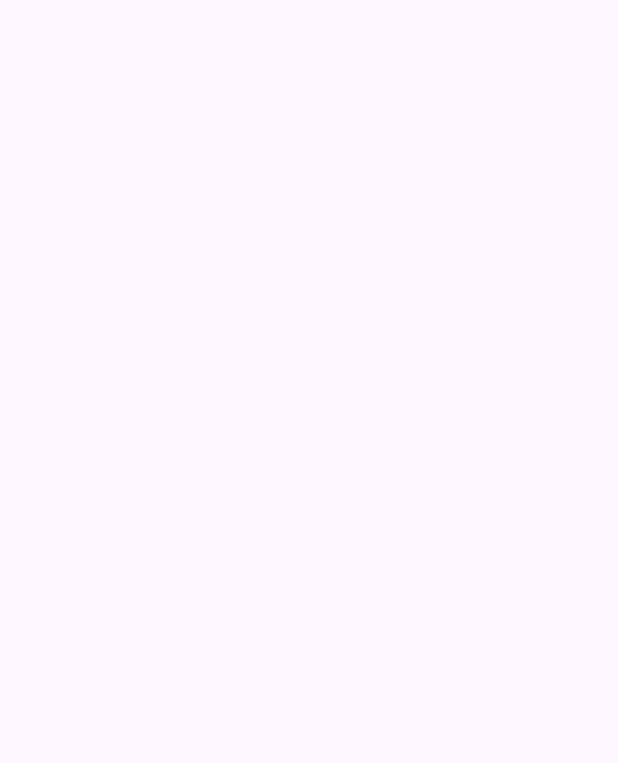
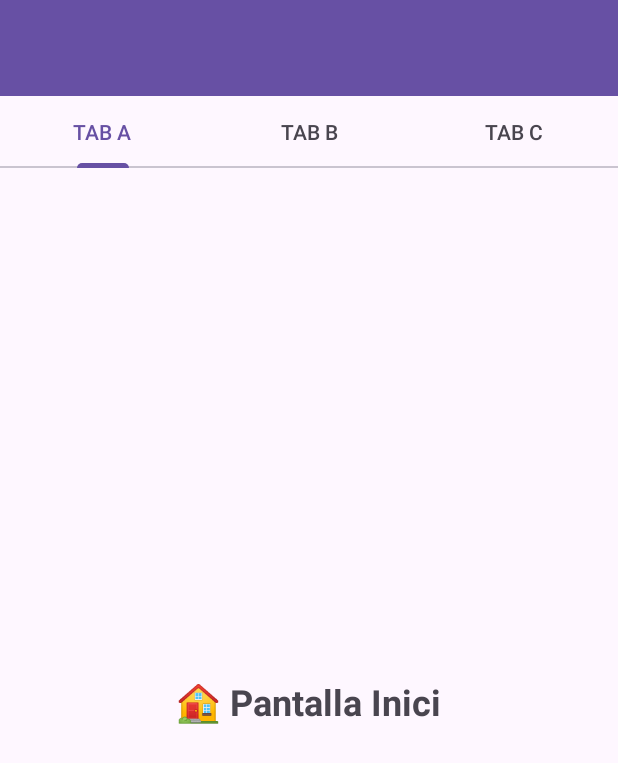
Before and after one commit to Xuan-Jchen/Android-Studio, an Android app built with Jetpack Compose: the TabbedActivity screen opened directly, with no data from a screen before it, on a phone screen of 412 x 824 dp. Before the commit the part shown is empty. Shown: the top 763 px of the screen. Run offline under Robolectric (Android 15) with nearby library versions, the phone set to English and light mode, and no system bars.

Commit message:
TabLayout

```diff
--- /dev/null
+++ b/app/src/main/java/com/example/navapp/Tabbed1AFragment.kt
@@ -0,0 +1,17 @@
+package com.example.navapp
+
+import android.os.Bundle
+import android.view.LayoutInflater
+import android.view.View
+import android.view.ViewGroup
+import androidx.fragment.app.Fragment
+
+class Tabbed1AFragment : Fragment() {
+
+    override fun onCreateView(
+        inflater: LayoutInflater, container: ViewGroup?,
+        savedInstanceState: Bundle?
+    ): View? {
+        return inflater.inflate(R.layout.fragment_tabbed1_a, container, false)
+    }
+}
--- /dev/null
+++ b/app/src/main/java/com/example/navapp/Tabbed1Fragment.kt
@@ -0,0 +1,61 @@
+package com.example.navapp
+
+import android.os.Bundle
+import android.view.LayoutInflater
+import android.view.View
+import android.view.ViewGroup
+import androidx.fragment.app.Fragment
+import androidx.viewpager2.adapter.FragmentStateAdapter
+import com.example.navapp.databinding.FragmentTabbed1Binding
+import com.google.android.material.tabs.TabLayoutMediator
+
+class Tabbed1Fragment : Fragment() {
+
+    // ViewBinding 变量，安全访问布局控件
+    private var _binding: FragmentTabbed1Binding? = null
+    private val binding get() = _binding!!
+
+    override fun onCreateView(
+        inflater: LayoutInflater,
+        container: ViewGroup?,
+        savedInstanceState: Bundle?
+    ): View {
+        // Inflate 布局并返回根视图
+        _binding = FragmentTabbed1Binding.inflate(inflater, container, false)
+        return binding.root
+    }
+
+    override fun onViewCreated(view: View, savedInstanceState: Bundle?) {
+        super.onViewCreated(view, savedInstanceState)
+
+        // 设置 ViewPager2 适配器
+        binding.viewPager.adapter = object : FragmentStateAdapter(this) {
+            override fun getItemCount(): Int = 3 // 总共 3 个页面
+
+            override fun createFragment(position: Int): Fragment {
+                return when (position) {
+                    0 -> Tabbed1AFragment() // 第一个页面
+                    1 -> Tabbed1BFragment() // 第二个页面
+                    2 -> Tabbed1CFragment() // 第三个页面
+                    else -> Tabbed1AFragment() // 默认返回第一个
+                }
+            }
+        }
+
+        // 将 TabLayout 与 ViewPager2 绑定，实现标题显示和滑动联动
+        TabLayoutMediator(binding.tabLayout, binding.viewPager) { tab, position ->
+            // 配置每个 Tab 的标题
+            tab.text = when (position) {
+                0 -> "TAB A"
+                1 -> "TAB B"
+                2 -> "TAB C"
+                else -> "TAB A"
+            }
+        }.attach() // 必须调用 attach() 才生效
+    }
+
+    override fun onDestroyView() {
+        super.onDestroyView()
+        _binding = null // 避免内存泄漏
+    }
+}
--- a/app/src/main/java/com/example/navapp/TabbedActivity.kt
+++ b/app/src/main/java/com/example/navapp/TabbedActivity.kt
@@ -1,20 +1,15 @@
 package com.example.navapp
 
 import android.os.Bundle
-import androidx.activity.enableEdgeToEdge
 import androidx.appcompat.app.AppCompatActivity
-import androidx.core.view.ViewCompat
-import androidx.core.view.WindowInsetsCompat
+import com.example.navapp.R
 
 class TabbedActivity : AppCompatActivity() {
-//    override fun onCreate(savedInstanceState: Bundle?) {
-//        super.onCreate(savedInstanceState)
-//        enableEdgeToEdge()
-//        setContentView(R.layout.activity_tabbed)
-//        ViewCompat.setOnApplyWindowInsetsListener(findViewById(R.id.main)) { v, insets ->
-//            val systemBars = insets.getInsets(WindowInsetsCompat.Type.systemBars())
-//            v.setPadding(systemBars.left, systemBars.top, systemBars.right, systemBars.bottom)
-//            insets
-//        }
-//    }
+
+    override fun onCreate(savedInstanceState: Bundle?) {
+        super.onCreate(savedInstanceState)
+
+        // 设置当前 Activity 的布局文件
+        setContentView(R.layout.activity_tabbed)
+    }
 }
--- a/app/src/main/res/layout/activity_tabbed.xml
+++ b/app/src/main/res/layout/activity_tabbed.xml
@@ -24,8 +24,13 @@
         android:layout_height="match_parent"
         app:layout_behavior="@string/appbar_scrolling_view_behavior">
 
-        <!-- Aqui va el contenido de la activity -->
-
+        <androidx.fragment.app.FragmentContainerView
+            android:name="androidx.navigation.fragment.NavHostFragment"
+            android:id="@+id/nav_host_fragment"
+            android:layout_width="match_parent"
+            android:layout_height="match_parent"
+            app:defaultNavHost="true"
+            app:navGraph="@navigation/tabbed_graph" />
     </androidx.constraintlayout.widget.ConstraintLayout>
 
 </androidx.coordinatorlayout.widget.CoordinatorLayout>
--- /dev/null
+++ b/app/src/main/res/layout/fragment_tabbed1.xml
@@ -0,0 +1,17 @@
+<?xml version="1.0" encoding="utf-8"?>
+<LinearLayout xmlns:android="http://schemas.android.com/apk/res/android"
+    android:layout_width="match_parent"
+    android:layout_height="match_parent"
+    android:orientation="vertical">
+
+    <com.google.android.material.tabs.TabLayout
+        android:id="@+id/tabLayout"
+        android:layout_width="match_parent"
+        android:layout_height="wrap_content"/>
+
+    <androidx.viewpager2.widget.ViewPager2
+        android:id="@+id/viewPager"
+        android:layout_width="match_parent"
+        android:layout_height="match_parent" />
+
+</LinearLayout>
--- /dev/null
+++ b/app/src/main/res/layout/fragment_tabbed1_a.xml
@@ -0,0 +1,15 @@
+<?xml version="1.0" encoding="utf-8"?>
+<LinearLayout xmlns:android="http://schemas.android.com/apk/res/android"
+android:orientation="vertical"
+android:gravity="center"
+android:padding="24dp"
+android:layout_width="match_parent"
+android:layout_height="match_parent">
+
+<TextView
+    android:text="🏠 Pantalla Inici"
+    android:textSize="24sp"
+    android:textStyle="bold"
+    android:layout_width="wrap_content"
+    android:layout_height="wrap_content"/>
+</LinearLayout>
--- a/app/src/main/res/navigation/tabbed_graph.xml
+++ b/app/src/main/res/navigation/tabbed_graph.xml
@@ -2,4 +2,11 @@
 <navigation xmlns:android="http://schemas.android.com/apk/res/android"
     xmlns:app="http://schemas.android.com/apk/res-auto"
     xmlns:tools="http://schemas.android.com/tools"
-    android:id="@+id/tabbed_graph.xml"/>
+    android:id="@+id/tabbed_graph.xml"
+    app:startDestination="@id/tabbed1Fragment">
+    <fragment
+        android:id="@+id/tabbed1Fragment"
+        android:name="com.example.navapp.Tabbed1Fragment"
+        android:label="fragment_tabbed1"
+        tools:layout="@layout/fragment_tabbed1" />
+</navigation>
```
Also changed, not shown: app/src/main/java/com/example/navapp/Tabbed1BFragment.kt (added, +17 -0 lines), app/src/main/java/com/example/navapp/Tabbed1CFragment.kt (added, +17 -0 lines), app/src/main/res/layout/fragment_tabbed1_b.xml (added, +15 -0 lines), app/src/main/res/layout/fragment_tabbed1_c.xml (added, +14 -0 lines).
